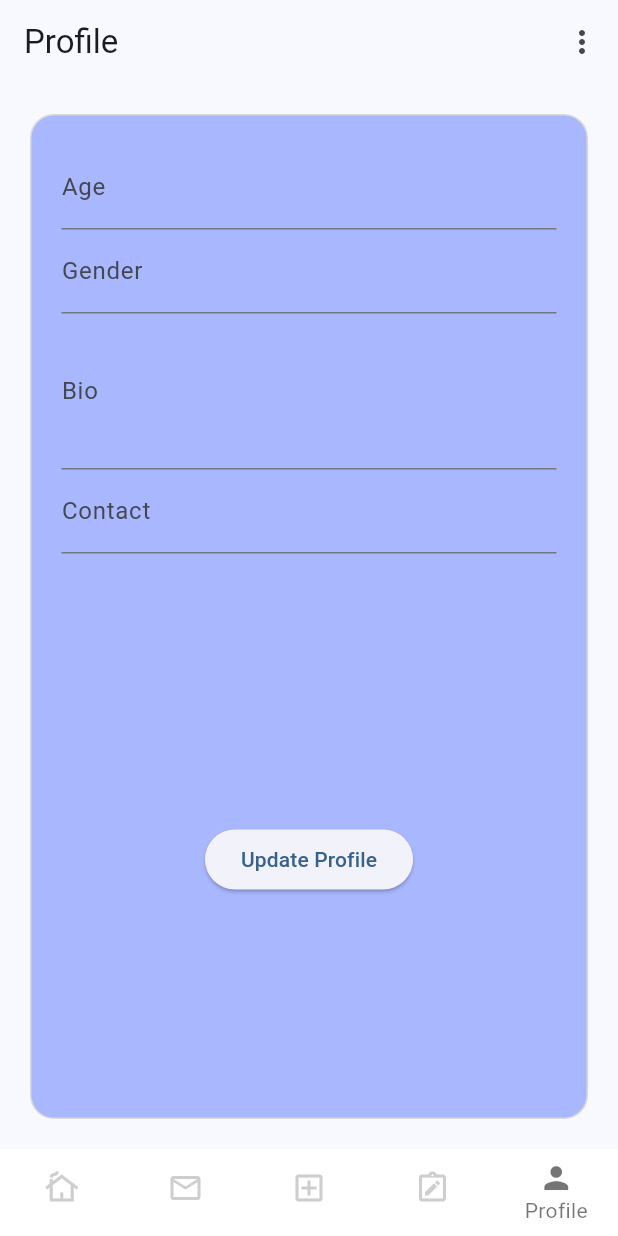
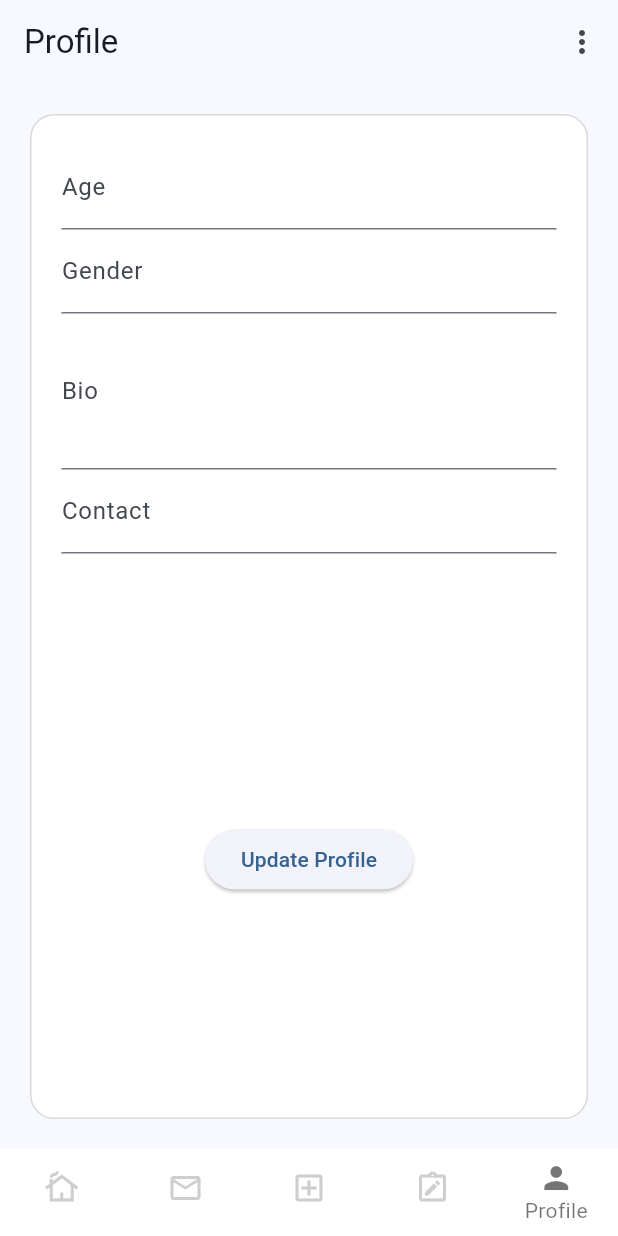
Before and after one commit to skill-search/skill-search, a Flutter app: the screen it shows once a user with an empty profile is signed in, item 5 of the bottom bar chosen, on a phone screen of 412 x 824 dp. Run offline on Flutter 3.47's test engine with Material 3 defaults, Android fonts, the phone set to English and light mode, and no system bars; our stand-ins replace carousel_slider, cloud_firestore, firebase_auth, firebase_core, get; accounts and stored records are empty; network calls fail.

Commit message:
profilepage color

```diff
--- a/frontend/lib/main-pages/profile_page.dart
+++ b/frontend/lib/main-pages/profile_page.dart
@@ -82,7 +82,7 @@ class _ProfilePageState extends State<ProfilePage> {
                 child: RoundedContainer(
                   padding: EdgeInsets.all(20),
                   showBorder: true,
-                  backgrounColor: Color.fromARGB(255, 169, 183, 255),
+                  backgrounColor: Colors.white,
                   child: Form(
                       child: Column(
                     children: <Widget>[
```
